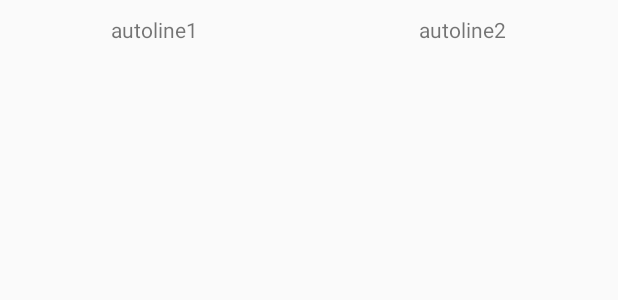
After one commit to georgejix/DemoProject, an Android app: the layout activity_auto_line.xml on its own in the app's theme, with its tools: preview values and no code run, on a phone screen of 412 x 824 dp. The commit adds this screen. Shown: the top 300 px of the screen. Run offline under Robolectric (Android 15) with nearby library versions, the phone set to English and light mode, and no system bars.

Commit message:
一行两列布局

```diff
--- a/app/src/main/AndroidManifest.xml
+++ b/app/src/main/AndroidManifest.xml
@@ -50,7 +50,8 @@
         android:roundIcon="@mipmap/ic_launcher_round"
         android:supportsRtl="true"
         android:theme="@style/AppTheme">
-        <activity android:name="com.test.observer.ObserverActivity"></activity>
+        <activity android:name="com.test.autoline.AutoLineActivity"></activity>
+        <activity android:name="com.test.observer.ObserverActivity" />
         <activity android:name="com.videoview.VideoViewActivity" />
         <activity android:name="com.videoview.SurfaceViewActivity" />
         <activity android:name="com.test.nfc.NfcActivity" />
--- a/app/src/main/java/com/mplanet/testhandler/MainActivity.java
+++ b/app/src/main/java/com/mplanet/testhandler/MainActivity.java
@@ -24,6 +24,7 @@ import com.test.aidl.AidlActivity;
 import com.test.angleTextView.AngleTextViewActivity;
 import com.test.animation.TestAnimationActivity;
 import com.test.audio.MediaPlayerActivity;
+import com.test.autoline.AutoLineActivity;
 import com.test.bitmap.TestBitmapActivity;
 import com.test.camera.Camera2Activity;
 import com.test.camera.Camera3Activity;
@@ -145,11 +146,14 @@ public class MainActivity extends BaseActivity
             R.id.自定义handler, R.id.自定义view, R.id.ftp, R.id.save_sp, R.id.mediaplayer,
             R.id.yuvtobitmap, R.id.jpeg, R.id.camera2, R.id.camera3, R.id.mp4toyuv,
             R.id.okhttp, R.id.expandablelistview, R.id.loading, R.id.recyclerview, R.id.angleTextView,
-            R.id.nfc, R.id.surfaceview, R.id.videoview, R.id.observer})
+            R.id.nfc, R.id.surfaceview, R.id.videoview, R.id.observer, R.id.autoline})
     private void onClick(View view)
     {
         switch (view.getId())
         {
+            case R.id.autoline:
+                startActivity(new Intent(this, AutoLineActivity.class));
+                break;
             case R.id.observer:
                 startActivity(new Intent(this, ObserverActivity.class));
                 break;
--- /dev/null
+++ b/app/src/main/java/com/test/autoline/AutoLinefeedLayout.java
@@ -0,0 +1,134 @@
+package com.test.autoline;
+
+import android.content.Context;
+import android.util.AttributeSet;
+import android.view.View;
+import android.view.ViewGroup;
+
+/**
+ * 自动换行布局，每个子元素，宽度设置为1/2父布局宽度
+ */
+public class AutoLinefeedLayout extends ViewGroup
+{
+
+    public AutoLinefeedLayout(Context context, AttributeSet attrs, int defStyle)
+    {
+        super(context, attrs, defStyle);
+    }
+
+    public AutoLinefeedLayout(Context context, AttributeSet attrs)
+    {
+        this(context, attrs, 0);
+    }
+
+    public AutoLinefeedLayout(Context context)
+    {
+        this(context, null);
+    }
+
+    @Override
+    protected void onLayout(boolean changed, int l, int t, int r, int b)
+    {
+        layoutHorizontal();
+    }
+
+    private void layoutHorizontal()
+    {
+        final int count = getChildCount();
+        final int lineWidth = getMeasuredWidth() - getPaddingLeft()
+                - getPaddingRight();
+        int paddingTop = getPaddingTop();
+        int childTop = 0;
+        int childLeft = getPaddingLeft();
+
+        int availableLineWidth = lineWidth;
+        int maxLineHight = 0;
+
+        for (int i = 0; i < count; i++)
+        {
+            final View child = getChildAt(i);
+            if (child == null)
+            {
+                continue;
+            }
+            else if (child.getVisibility() != GONE)
+            {
+                //final int childWidth = child.getMeasuredWidth();
+                final int childWidth = getWidth() / 2 - 1;
+                final int childHeight = child.getMeasuredHeight();
+
+                if (availableLineWidth < childWidth)
+                {
+                    availableLineWidth = lineWidth;
+                    paddingTop = paddingTop + maxLineHight;
+                    childLeft = getPaddingLeft();
+                    maxLineHight = 0;
+                }
+                childTop = paddingTop;
+                setChildFrame(child, childLeft, childTop, childWidth,
+                        childHeight);
+                childLeft += childWidth;
+                availableLineWidth = availableLineWidth - childWidth;
+                maxLineHight = Math.max(maxLineHight, childHeight);
+            }
+        }
+    }
+
+    private void setChildFrame(View child, int left, int top, int width,
+                               int height)
+    {
+        child.layout(left, top, left + width, top + height);
+    }
+
+    @Override
+    protected void onMeasure(int widthMeasureSpec, int heightMeasureSpec)
+    {
+        final int heightMode = MeasureSpec.getMode(heightMeasureSpec);
+        int count = getChildCount();
+        final int width = MeasureSpec.getSize(widthMeasureSpec);
+        for (int i = 0; i < count; i++)
+        {
+            if (MeasureSpec.getMode(widthMeasureSpec) == MeasureSpec.EXACTLY)
+            {
+                getChildAt(i).getLayoutParams().width = width / 2 - 1;
+            }
+            measureChild(getChildAt(i), widthMeasureSpec, heightMeasureSpec);
+        }
+        if (heightMode == MeasureSpec.AT_MOST || heightMode == MeasureSpec.UNSPECIFIED)
+        {
+            super.onMeasure(widthMeasureSpec, MeasureSpec.makeMeasureSpec(
+                    getDesiredHeight(width), MeasureSpec.EXACTLY));
+        }
+        else
+        {
+            super.onMeasure(widthMeasureSpec, heightMeasureSpec);
+        }
+    }
+
+    private int getDesiredHeight(int width)
+    {
+        final int lineWidth = width - getPaddingLeft() - getPaddingRight();
+        int availableLineWidth = lineWidth;
+        int totalHeight = getPaddingTop() + getPaddingBottom();
+        int lineHeight = 0;
+        for (int i = 0; i < getChildCount(); i++)
+        {
+            View child = getChildAt(i);
+            //final int childWidth = child.getMeasuredWidth();
+            final int childWidth = width / 2 - 1;
+            final int childHeight = child.getMeasuredHeight();
+            if (availableLineWidth < childWidth)
+            {
+                availableLineWidth = lineWidth;
+                totalHeight = totalHeight + lineHeight;
+                lineHeight = 0;
+            }
+            availableLineWidth = availableLineWidth - childWidth;
+            lineHeight = Math.max(childHeight, lineHeight);
+        }
+        totalHeight = totalHeight + lineHeight;
+        return totalHeight;
+    }
+
+
+}
--- /dev/null
+++ b/app/src/main/res/layout/activity_auto_line.xml
@@ -0,0 +1,25 @@
+<?xml version="1.0" encoding="utf-8"?>
+<LinearLayout xmlns:android="http://schemas.android.com/apk/res/android"
+    xmlns:tools="http://schemas.android.com/tools"
+    android:layout_width="match_parent"
+    android:layout_height="match_parent"
+    android:orientation="vertical"
+    tools:context="com.test.autoline.AutoLineActivity">
+
+    <com.test.autoline.AutoLinefeedLayout
+        android:layout_width="match_parent"
+        android:layout_height="wrap_content">
+
+        <TextView
+            android:layout_width="wrap_content"
+            android:layout_height="40dp"
+            android:gravity="center"
+            android:text="autoline1" />
+
+        <TextView
+            android:layout_width="wrap_content"
+            android:layout_height="40dp"
+            android:gravity="center"
+            android:text="autoline2" />
+    </com.test.autoline.AutoLinefeedLayout>
+</LinearLayout>
```
Also changed, not shown: app/src/main/java/com/test/autoline/AutoLineActivity.java (added, +18 -0 lines), app/src/main/res/layout/activity_main.xml (+10 -0 lines).
